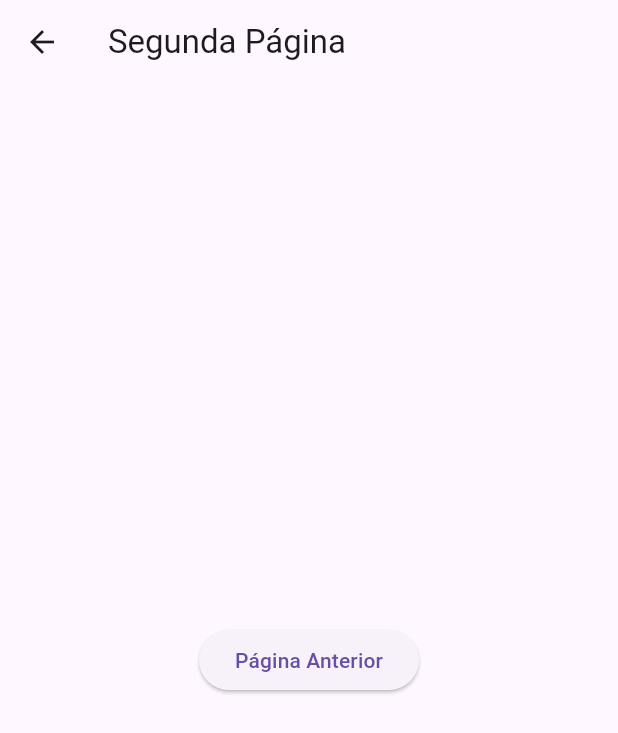
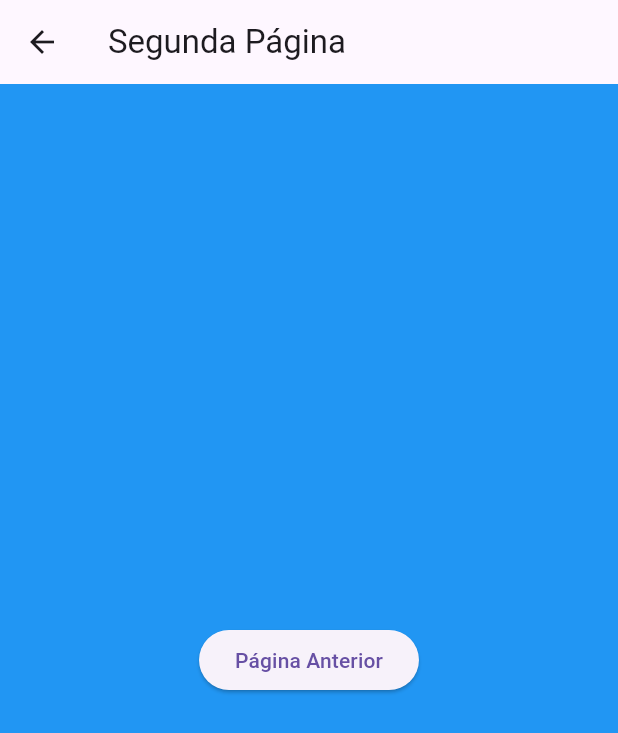
Before and after one commit to Johnsonrambo/home_second_page, a Flutter app: the screen it shows after launch, after a tap on "Ir para Segunda Página", on a phone screen of 412 x 824 dp. Shown: the top 733 px of the screen. Run offline on Flutter 3.47's test engine with Material 3 defaults, Android fonts, the phone set to English and light mode, and no system bars.

Commit message:
mudando background color

```diff
--- a/lib/main.dart
+++ b/lib/main.dart
@@ -12,7 +12,7 @@ class MyApp extends StatelessWidget {
   Widget build(BuildContext context) {
     return MaterialApp(
       title: 'Navegação Flutter',
-      theme: ThemeData(primarySwatch: Colors.deepOrange),
+      theme: ThemeData(primarySwatch: Colors.amber),
       home: const HomePage(),
     );
   }
@@ -24,6 +24,7 @@ class HomePage extends StatelessWidget {
   @override
   Widget build(BuildContext context) {
     return Scaffold(
+      backgroundColor: Colors.deepOrange,
       appBar: AppBar(title: const Text('Página Inicial')),
       body: Center(
         child: ElevatedButton(
@@ -48,6 +49,7 @@ class SecondPage extends StatelessWidget {
   @override
   Widget build(BuildContext context) {
     return Scaffold(
+      backgroundColor: Colors.blue,
       appBar: AppBar(title: const Text('Segunda Página')),
       body: Center(
         child: ElevatedButton(
```
